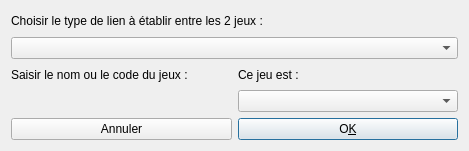
First picture: the form in d_lienjeux.ui, repository nivhg/ludopen, before the edit.
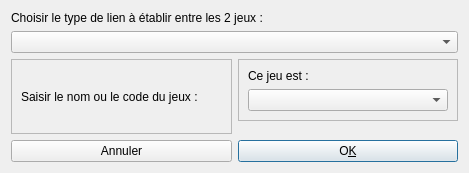
Second picture: the form after the edit.

Diff of the .ui file:
```diff
--- a/d_lienjeux.ui
+++ b/d_lienjeux.ui
@@ -7,7 +7,7 @@
     <x>0</x>
     <y>0</y>
     <width>469</width>
-    <height>151</height>
+    <height>173</height>
    </rect>
   </property>
   <property name="windowTitle">
@@ -30,40 +30,64 @@
    </item>
    <item row="0" column="0" rowspan="3" colspan="2">
     <layout class="QGridLayout" name="gridLayout_2">
-     <item row="3" column="0">
-      <layout class="QHBoxLayout" name="HLay_Jeux"/>
+     <item row="0" column="0" colspan="2">
+      <widget class="QLabel" name="label_2">
+       <property name="text">
+        <string>Choisir le type de lien à établir entre les 2 jeux :</string>
+       </property>
+      </widget>
      </item>
-     <item row="2" column="0">
+     <item row="1" column="0" colspan="2">
+      <widget class="QComboBox" name="Cbx_TypeLien"/>
+     </item>
+     <item row="3" column="0" rowspan="2">
+      <widget class="QFrame" name="frame">
+       <property name="frameShape">
+        <enum>QFrame::StyledPanel</enum>
+       </property>
+       <property name="frameShadow">
+        <enum>QFrame::Raised</enum>
+       </property>
+       <layout class="QVBoxLayout" name="verticalLayout">
+        <item>
       <widget class="QLabel" name="label">
        <property name="text">
         <string>Saisir le nom ou le code du jeux :</string>
        </property>
       </widget>
      </item>
-     <item row="2" column="1">
+        <item>
+         <layout class="QHBoxLayout" name="HLay_Jeux"/>
+        </item>
+       </layout>
+      </widget>
+     </item>
+     <item row="3" column="1">
+      <widget class="QFrame" name="frame_2">
+       <property name="frameShape">
+        <enum>QFrame::StyledPanel</enum>
+       </property>
+       <property name="frameShadow">
+        <enum>QFrame::Raised</enum>
+       </property>
+       <layout class="QVBoxLayout" name="verticalLayout_2">
+        <item>
       <widget class="QLabel" name="label_3">
        <property name="text">
         <string>Ce jeu est :</string>
        </property>
       </widget>
      </item>
-     <item row="3" column="1">
+        <item>
       <widget class="QComboBox" name="Cbx_DescriptifJeu">
        <property name="enabled">
         <bool>true</bool>
        </property>
       </widget>
      </item>
-     <item row="0" column="0" colspan="2">
-      <widget class="QLabel" name="label_2">
-       <property name="text">
-        <string>Choisir le type de lien à établir entre les 2 jeux :</string>
-       </property>
+       </layout>
       </widget>
      </item>
-     <item row="1" column="0" colspan="2">
-      <widget class="QComboBox" name="Cbx_TypeLien"/>
-     </item>
     </layout>
    </item>
   </layout>
```
Lines whose indentation alone changed are shown as unchanged.
